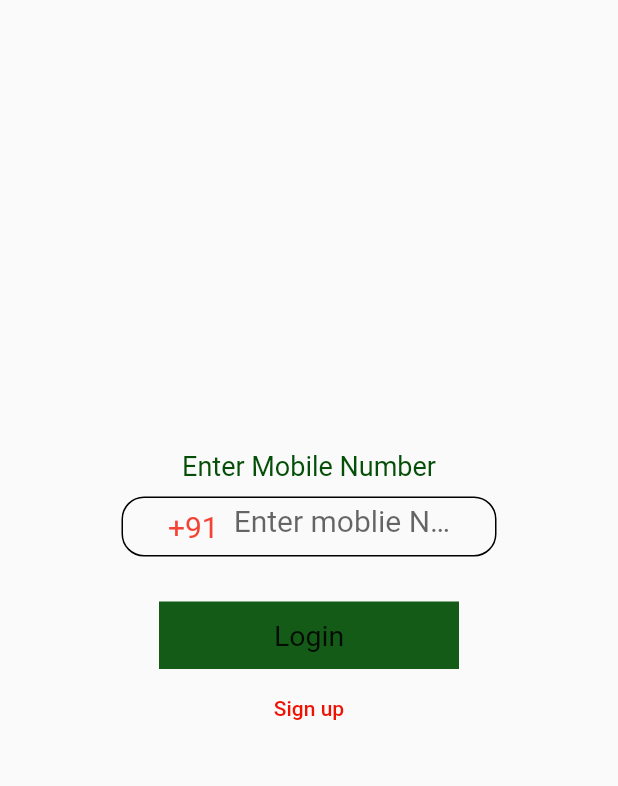
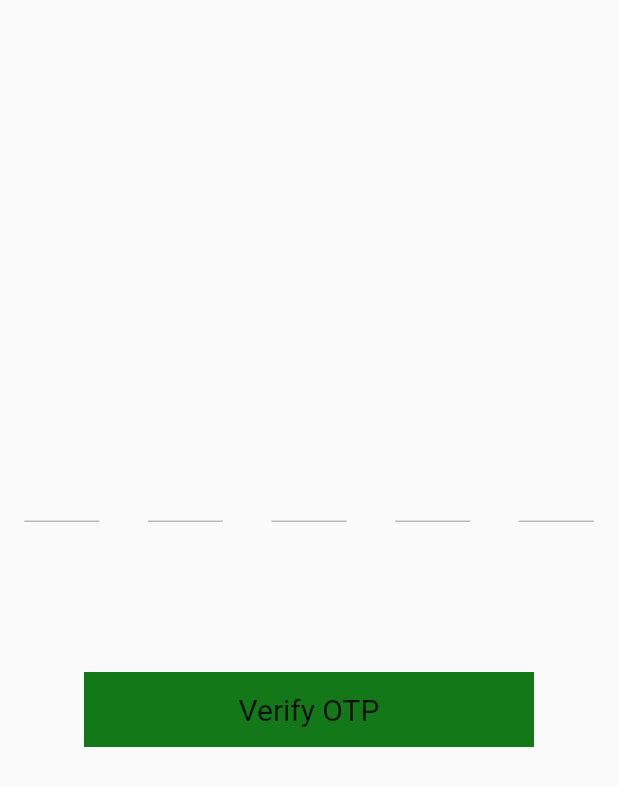
Before and after one commit to sidrathore/budget_wala_man, a Flutter app: the screen it shows after launch, after a tap on "Login", on a phone screen of 412 x 824 dp. Shown: the top 786 px of the screen. Run offline on Flutter 3.47's test engine with Material 2 defaults, Android fonts, the phone set to English and light mode, and no system bars; drawn by our look-alikes of otp_text_field.

Commit message:
otp page made

```diff
--- /dev/null
+++ b/lib/home_page.dart
@@ -0,0 +1,16 @@
+import 'package:flutter/src/widgets/framework.dart';
+import 'package:flutter/src/widgets/placeholder.dart';
+
+class HomePage extends StatefulWidget {
+  const HomePage({super.key});
+
+  @override
+  State<HomePage> createState() => _HomePageState();
+}
+
+class _HomePageState extends State<HomePage> {
+  @override
+  Widget build(BuildContext context) {
+    return const Placeholder();
+  }
+}
--- a/lib/login_page.dart
+++ b/lib/login_page.dart
@@ -66,31 +66,40 @@ class _LoginPageState extends State<LoginPage> {
                           },
                         ),
                       ),
-
                     ],
                   ),
                 ),
-                SizedBox(height: 30,),
+                SizedBox(
+                  height: 30,
+                ),
                 InkWell(
                   onTap: () {
-
+                    Navigator.pushNamed(context, '/otppage');
                   },
                   child: Container(
                     color: Color.fromARGB(255, 20, 91, 23),
                     width: 200,
                     height: 45,
-                          child: Center(child: Text('Login',style: TextStyle(fontSize: 19,color: Color.fromARGB(221, 0, 0, 0)),)),
+                    child: Center(
+                        child: Text(
+                      'Login',
+                      style: TextStyle(
+                          fontSize: 19, color: Color.fromARGB(221, 0, 0, 0)),
+                    )),
                   ),
                 ),
-                      SizedBox(height: 2,),
+                SizedBox(
+                  height: 2,
+                ),
                 Container(
                   child: TextButton(
-                          onPressed: () {
-
-                          },
-                          child: Text('Sign up',style: TextStyle(color: Color.fromARGB(255, 239, 18, 2)),)),
+                      onPressed: () {},
+                      child: Text(
+                        'Sign up',
+                        style:
+                            TextStyle(color: Color.fromARGB(255, 239, 18, 2)),
+                      )),
                 )
-
               ],
             ),
           ),
--- a/lib/main.dart
+++ b/lib/main.dart
@@ -1,4 +1,6 @@
+import 'package:budget_wala_man/home_page.dart';
 import 'package:budget_wala_man/login_page.dart';
+import 'package:budget_wala_man/otp_page.dart';
 import 'package:budget_wala_man/splash_screen.dart';
 import 'package:flutter/material.dart';
 
@@ -9,6 +11,8 @@ void main() {
     routes: {
       '/':(context) => SplashScreen(),
       '/loginpage':(context) => LoginPage(),
+      '/otppage':(context) => OTPPage(),
+      '/homepage':(context) => HomePage(),
     },
 
   ));
--- /dev/null
+++ b/lib/otp_page.dart
@@ -0,0 +1,60 @@
+import 'package:flutter/material.dart';
+import 'package:flutter/src/widgets/framework.dart';
+import 'package:flutter/src/widgets/placeholder.dart';
+import 'package:otp_text_field/otp_field.dart';
+import 'package:otp_text_field/style.dart';
+
+class OTPPage extends StatefulWidget {
+  const OTPPage({super.key});
+
+  @override
+  State<OTPPage> createState() => _OTPPageState();
+}
+
+class _OTPPageState extends State<OTPPage> {
+  @override
+  Widget build(BuildContext context) {
+    return Scaffold(
+      body: SafeArea(
+        child: Container(
+          child: Center(
+            child: Column(children: [
+              SizedBox(
+                height: 300,
+              ),
+              OTPTextField(
+                length: 5,
+                width: MediaQuery.of(context).size.width,
+                fieldWidth: 50,
+                style: TextStyle(fontSize: 17),
+                textFieldAlignment: MainAxisAlignment.spaceAround,
+                fieldStyle: FieldStyle.underline,
+                onCompleted: (pin) {
+                  print("Completed: " + pin);
+                },
+              ),
+              SizedBox(
+                height: 100,
+              ),
+              InkWell(
+                onTap: () {
+                  Navigator.pushNamed(context, '/homepage');
+                },
+                child: Container(
+                  width: 300,
+                  height: 50,
+                  color: Color.fromARGB(255, 19, 120, 23),
+                  child: Center(
+                      child: Text(
+                    'Verify OTP',
+                    style: TextStyle(fontSize: 20),
+                  )),
+                ),
+              )
+            ]),
+          ),
+        ),
+      ),
+    );
+  }
+}
--- a/pubspec.yaml
+++ b/pubspec.yaml
@@ -30,7 +30,7 @@ environment:
 dependencies:
   flutter:
     sdk: flutter
-
+  otp_text_field:
 
   # The following adds the Cupertino Icons font to your application.
   # Use with the CupertinoIcons class for iOS style icons.
```
Also changed, not shown: pubspec.lock. Lines whose indentation alone changed are shown as unchanged.
